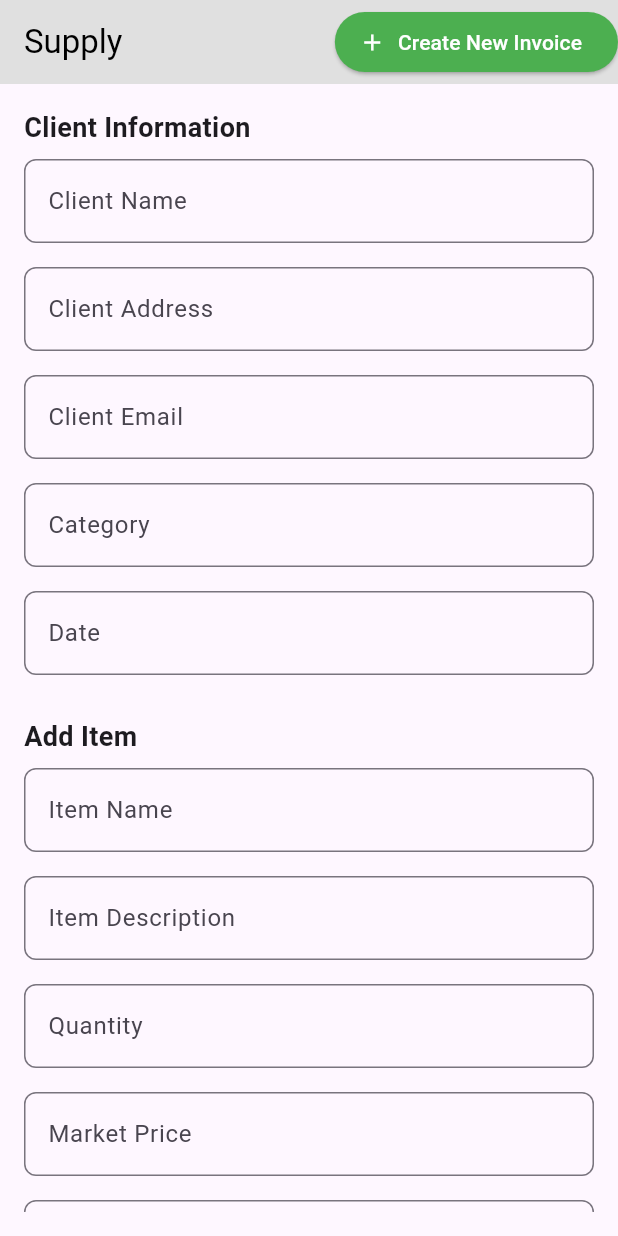
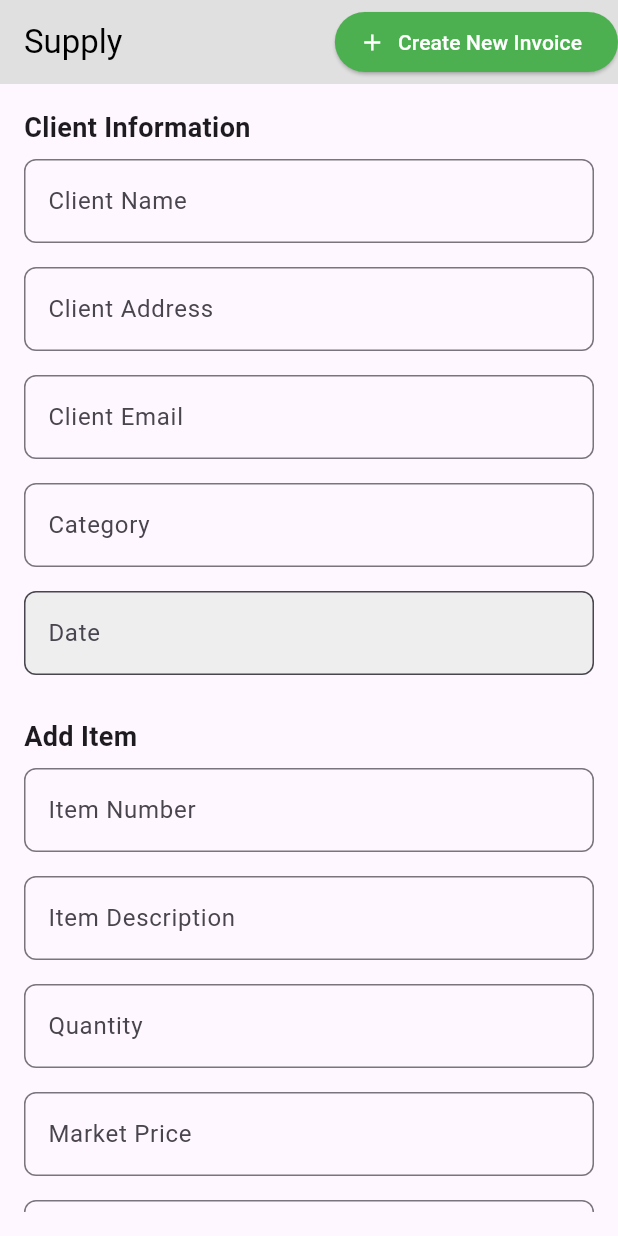
Before and after one commit to HerbertK-93/billing-system, a Flutter app: the SupplyScreen screen opened directly, on a phone screen of 412 x 824 dp. Run offline on Flutter 3.47's test engine with Material 3 defaults, Android fonts, the phone set to English and light mode, and no system bars; our stand-ins replace cloud_firestore, firebase_auth, firebase_core; missing offline and left inert: dart:html; accounts and stored records are empty.

Commit message:
Accurate Calcualtions

```diff
--- a/billing/lib/screens/summaryscreen.dart
+++ b/billing/lib/screens/summaryscreen.dart
@@ -131,7 +131,7 @@ class _SummaryScreenState extends State<SummaryScreen> {
                                           CrossAxisAlignment.start,
                                       children: [
                                         Text(
-                                          'Name: ${itemData['name'] ?? 'Unknown'}',
+                                          'Number: ${itemData['number'] ?? 'Unknown'}',
                                           style: const TextStyle(
                                               fontWeight: FontWeight.bold),
                                         ),
--- a/billing/lib/screens/supplyscreen.dart
+++ b/billing/lib/screens/supplyscreen.dart
@@ -16,7 +16,7 @@ class _SupplyScreenState extends State<SupplyScreen> {
       TextEditingController();
 
   // Item controllers
-  final TextEditingController itemNameController = TextEditingController();
+  final TextEditingController itemNumberController = TextEditingController();
   final TextEditingController itemDescriptionController =
       TextEditingController();
   final TextEditingController itemQuantityController = TextEditingController();
@@ -80,23 +80,22 @@ class _SupplyScreenState extends State<SupplyScreen> {
     // Profit
     final double markupPercentage =
         double.tryParse(itemMarkupPercentageController.text.trim()) ?? 0.0;
-    final double profit = immediateInvestment * (markupPercentage / 100);
+    final double profit = totalInvestment * (markupPercentage / 100);
     itemProfitController.text = profit.toStringAsFixed(2);
 
     // Rate
-    final double rate = (immediateInvestment + profit) / quantity;
+    final double rate = (totalInvestment + profit) / quantity;
     itemRateController.text = rate.toStringAsFixed(2);
-
     // Amount
     final double amount = rate * quantity;
     itemAmountController.text = amount.toStringAsFixed(2);
   }
 
   void addItem() async {
-    if (itemNameController.text.isNotEmpty &&
+    if (itemNumberController.text.isNotEmpty &&
         itemQuantityController.text.isNotEmpty &&
         itemRateController.text.isNotEmpty) {
-      final String itemName = itemNameController.text.trim();
+      final String itemNumber = itemNumberController.text.trim();
       final String itemDescription = itemDescriptionController.text.trim();
       final int quantity =
           int.tryParse(itemQuantityController.text.trim()) ?? 0;
@@ -126,7 +125,7 @@ class _SupplyScreenState extends State<SupplyScreen> {
 
       setState(() {
         items.add({
-          'name': itemName,
+          'number': itemNumber,
           'description': itemDescription,
           'quantity': quantity,
           'marketPrice': marketPrice,
@@ -145,7 +144,7 @@ class _SupplyScreenState extends State<SupplyScreen> {
         grandTotal += amount;
 
         // Clear input fields
-        itemNameController.clear();
+        itemNumberController.clear();
         itemDescriptionController.clear();
         itemQuantityController.clear();
         itemMarketPriceController.clear();
@@ -175,7 +174,7 @@ class _SupplyScreenState extends State<SupplyScreen> {
             .update({
           'items': FieldValue.arrayUnion([
             {
-              'name': itemName,
+              'number': itemNumber,
               'description': itemDescription,
               'quantity': quantity,
               'marketPrice': marketPrice,
@@ -207,7 +206,7 @@ class _SupplyScreenState extends State<SupplyScreen> {
           'category': clientCategoryController.text.trim(),
           'items': [
             {
-              'name': itemName,
+              'number': itemNumber,
               'description': itemDescription,
               'quantity': quantity,
               'marketPrice': marketPrice,
@@ -325,7 +324,7 @@ class _SupplyScreenState extends State<SupplyScreen> {
             const SizedBox(height: 20),
             const Text('Add Item',
                 style: TextStyle(fontSize: 18, fontWeight: FontWeight.bold)),
-            buildInputField('Item Name', itemNameController),
+            buildInputField('Item Number', itemNumberController),
             buildInputField('Item Description', itemDescriptionController),
             buildInputField('Quantity', itemQuantityController,
                 isNumeric: true, onChanged: (_) => calculateValues()),
@@ -378,7 +377,7 @@ class _SupplyScreenState extends State<SupplyScreen> {
               },
               children: [
                 const TableRow(children: [
-                  Padding(padding: EdgeInsets.all(8.0), child: Text('Name')),
+                  Padding(padding: EdgeInsets.all(8.0), child: Text('Number')),
                   Padding(
                       padding: EdgeInsets.all(8.0), child: Text('Description')),
                   Padding(
@@ -392,7 +391,7 @@ class _SupplyScreenState extends State<SupplyScreen> {
                   return TableRow(children: [
                     Padding(
                         padding: const EdgeInsets.all(8.0),
-                        child: Text(item['name'])),
+                        child: Text(item['number'])),
                     Padding(
                         padding: const EdgeInsets.all(8.0),
                         child: Text(item['description'])),
@@ -449,6 +448,37 @@ class _SupplyScreenState extends State<SupplyScreen> {
       {bool isNumeric = false,
       bool readOnly = false,
       void Function(String)? onChanged}) {
+    if (label == 'Date') {
+      // Special handling for Date input field
+      return Padding(
+        padding: const EdgeInsets.symmetric(vertical: 8.0),
+        child: TextField(
+          controller: controller,
+          readOnly: true, // Prevent manual input
+          onTap: () async {
+            // Show calendar picker
+            final DateTime? pickedDate = await showDatePicker(
+              context: context,
+              initialDate: DateTime.now(),
+              firstDate: DateTime(2000),
+              lastDate: DateTime(2100),
+            );
+            if (pickedDate != null) {
+              // Format and set the selected date
+              controller.text = "${pickedDate.toLocal()}".split(' ')[0];
+            }
+          },
+          decoration: InputDecoration(
+            labelText: label,
+            border:
+                OutlineInputBorder(borderRadius: BorderRadius.circular(8.0)),
+            filled: true,
+            fillColor: Colors.grey[200], // Optional: Indicate read-only status
+          ),
+        ),
+      );
+    }
+
     return Padding(
       padding: const EdgeInsets.symmetric(vertical: 8.0),
       child: TextField(
--- a/billing/lib/screens/viewinvoicesscreen.dart
+++ b/billing/lib/screens/viewinvoicesscreen.dart
@@ -127,7 +127,7 @@ class ViewInvoicesScreen extends StatelessWidget {
                             Table(
                               border: TableBorder.all(color: Colors.grey),
                               columnWidths: const {
-                                0: FlexColumnWidth(2), // Name
+                                0: FlexColumnWidth(2), // Number
                                 1: FlexColumnWidth(3), // Description
                                 2: FlexColumnWidth(1), // Quantity
                                 3: FlexColumnWidth(1), // Rate
@@ -138,7 +138,7 @@ class ViewInvoicesScreen extends StatelessWidget {
                                 const TableRow(children: [
                                   Padding(
                                     padding: EdgeInsets.all(8.0),
-                                    child: Text('Name',
+                                    child: Text('Number',
                                         style: TextStyle(
                                             fontWeight: FontWeight.bold)),
                                   ),
@@ -173,8 +173,8 @@ class ViewInvoicesScreen extends StatelessWidget {
                                     return TableRow(children: [
                                       Padding(
                                           padding: const EdgeInsets.all(8.0),
-                                          child: Text(
-                                              item['name'] ?? 'N/A')), // Name
+                                          child: Text(item['number'] ??
+                                              'N/A')), // Number
                                       Padding(
                                           padding: const EdgeInsets.all(8.0),
                                           child: Text(item['description'] ??
```
